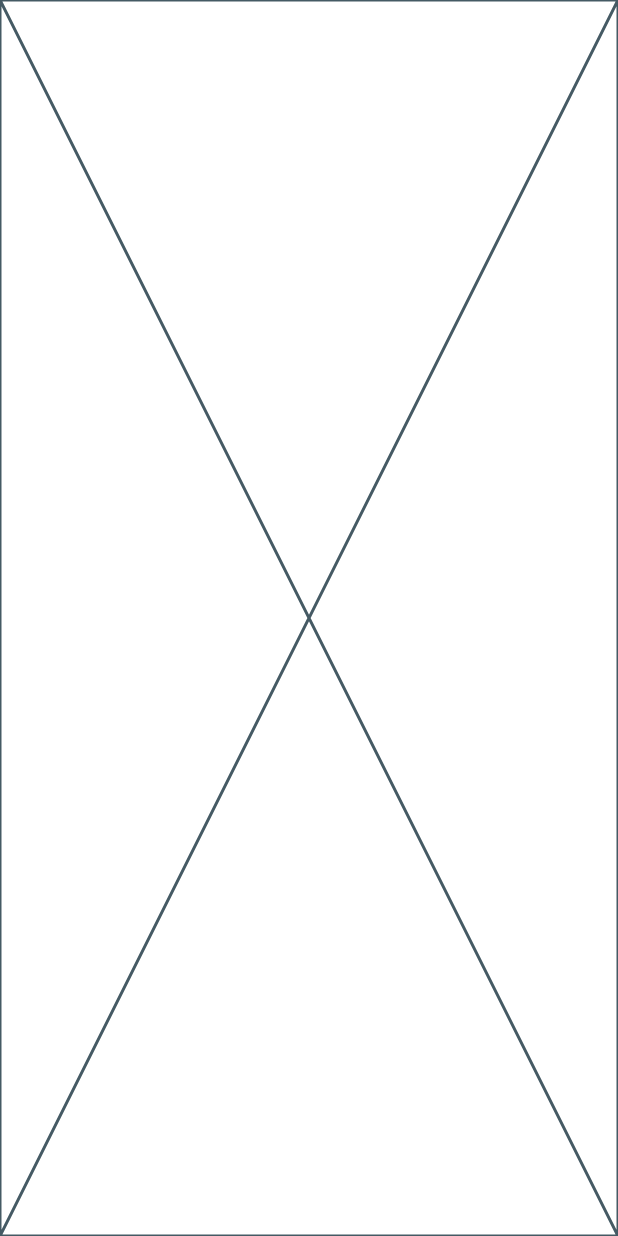
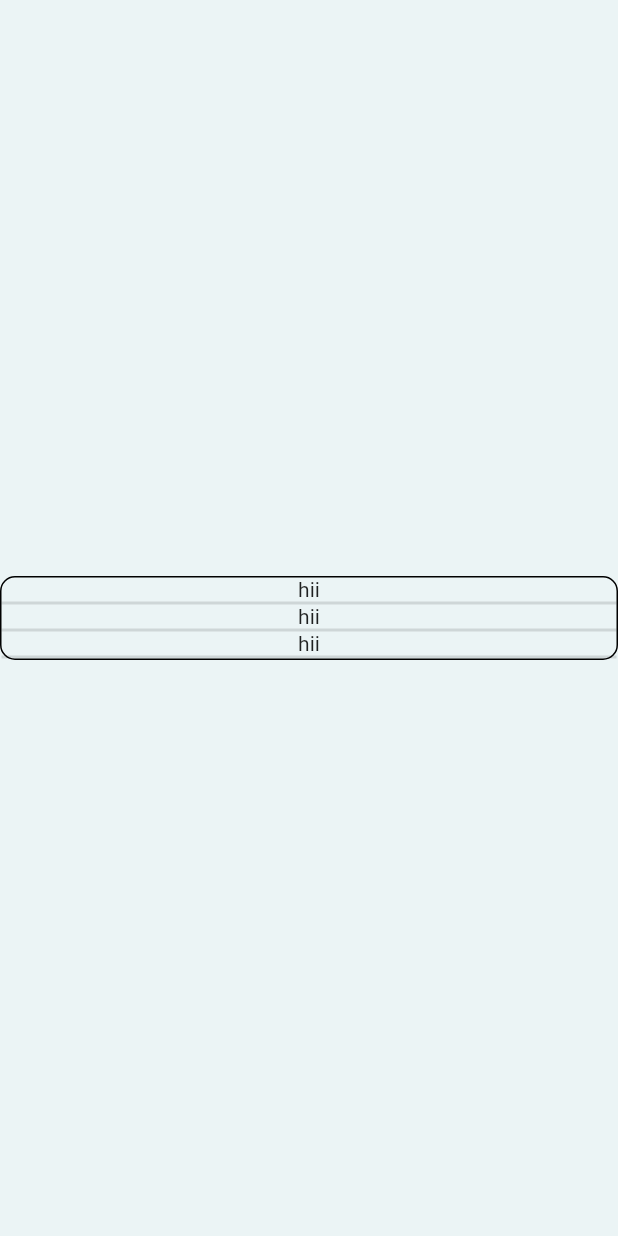
Before and after one commit to Navy1409/Todo_app, a Flutter app: the screen it shows after launch, after a tap on the "arrow forward" icon, on a phone screen of 412 x 824 dp. Run offline on Flutter 3.47's test engine with Material 2 defaults, Android fonts, the phone set to English and light mode, and no system bars; our stand-ins replace firebase_core, flutter_screenutil, lottie; accounts and stored records are empty.

Commit message:
30.11.2023

```diff
--- a/lib/Login/login.dart
+++ b/lib/Login/login.dart
@@ -1,4 +1,5 @@
 import 'package:flutter/material.dart';
+import 'package:todo_app/Utilis/colors.dart';
 
 class Login extends StatefulWidget {
   const Login({super.key});
@@ -10,6 +11,42 @@ class Login extends StatefulWidget {
 class _LoginState extends State<Login> {
   @override
   Widget build(BuildContext context) {
-    return const Placeholder();
+    return SafeArea(
+      child: Scaffold(
+        backgroundColor: AppColors.bgColor2,
+        body: Center(
+          child: Column(
+            mainAxisAlignment: MainAxisAlignment.center,
+            children: [
+              Container(
+                decoration: BoxDecoration(
+                  border: Border.all(color: AppColors.text2),
+                  borderRadius: BorderRadius.circular(10),
+                ),
+                child: Column(
+                  children: [
+                    Text("hii"),
+                    Divider(
+                      height: 2,
+                      thickness: 2,
+                    ),
+                    Text("hii"),
+                    Divider(
+                      height: 2,
+                      thickness: 2,
+                    ),
+                    Text("hii"),
+                    Divider(
+                      height: 2,
+                      thickness: 2,
+                    )
+                  ],
+                ),
+              )
+            ],
+          ),
+        ),
+      ),
+    );
   }
 }
--- a/lib/Login/openPage.dart
+++ b/lib/Login/openPage.dart
@@ -34,7 +34,7 @@ class _OpenPageState extends State<OpenPage> {
               "Lets Start Here",
               style: TextStyle(
                   color: AppColors.text1,
-                  fontSize: 25,
+                  fontSize: 25.h,
                   fontWeight: FontWeight.bold
               ),
             ),
@@ -43,6 +43,7 @@ class _OpenPageState extends State<OpenPage> {
         )
       ),
       bottomNavigationBar: BottomAppBar(
+        padding: EdgeInsets.all(0),
         height: 200.h,
         elevation: 0,
         color: AppColors.bgColor2,
```
